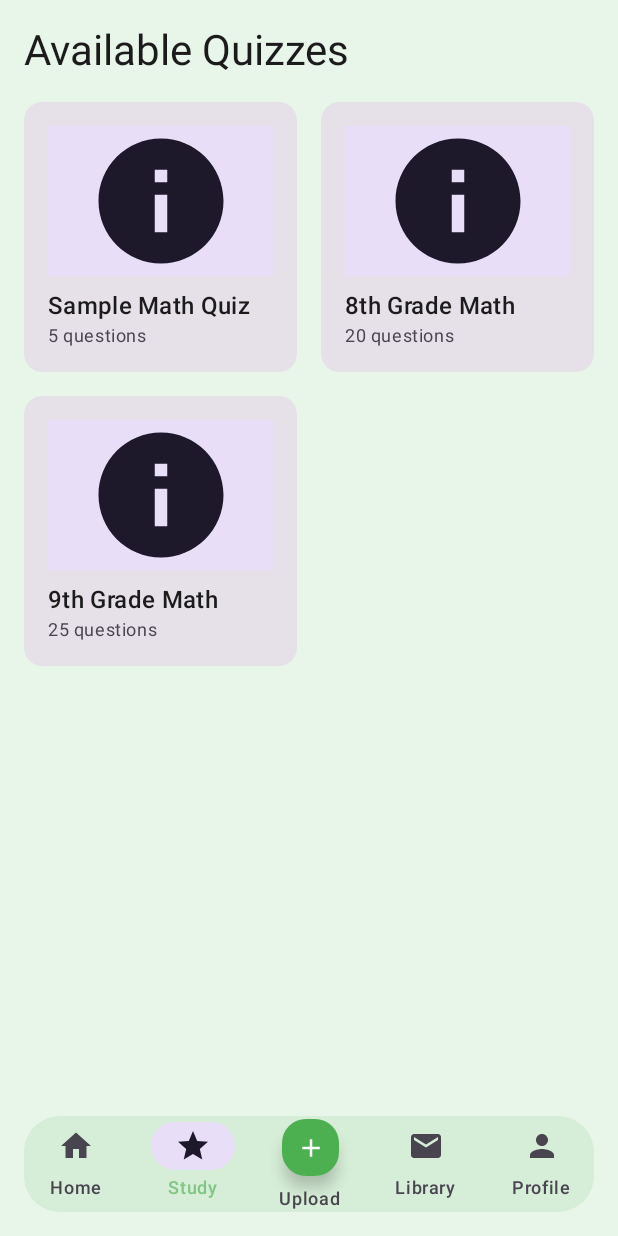
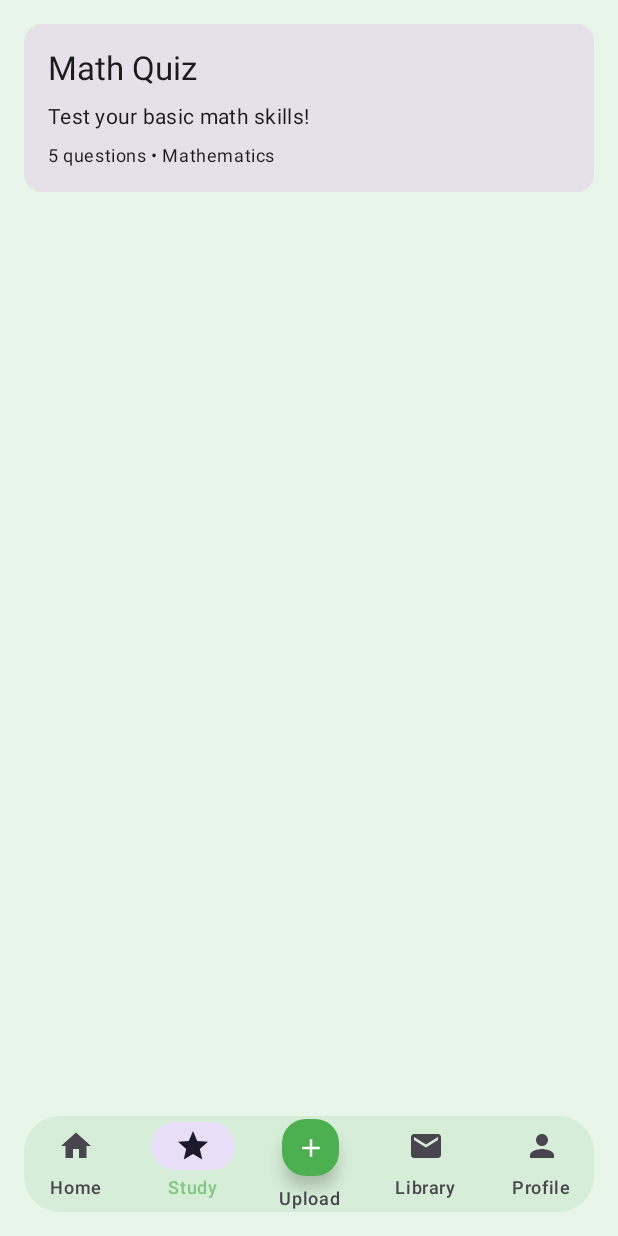
Before and after one commit to Funzy21/trilliontests, an Android app built with Jetpack Compose: the screen it shows after launch (MainActivity), item 2 of the bottom bar chosen, on a phone screen of 412 x 824 dp. Run offline under Robolectric (Android 15) with nearby library versions, the phone set to English and light mode, and no system bars; our stand-ins replace Dagger/Hilt's generated code, Room's generated code.

Commit message:
updated study feature to use its own viewmodel and use data from QuizRepository

```diff
--- a/app/src/main/AndroidManifest.xml
+++ b/app/src/main/AndroidManifest.xml
@@ -9,6 +9,7 @@
     <uses-permission android:name="android.permission.READ_MEDIA_DOCUMENTS" />
 
     <application
+        android:name=".EducationApp"
         android:allowBackup="true"
         android:dataExtractionRules="@xml/data_extraction_rules"
         android:fullBackupContent="@xml/backup_rules"
--- a/app/src/main/java/com/example/educationapp/data/repository/QuizRepository.kt
+++ b/app/src/main/java/com/example/educationapp/data/repository/QuizRepository.kt
@@ -7,22 +7,66 @@ import com.example.educationapp.model.Quiz
 import com.example.educationapp.model.QuizQuestion
 import kotlinx.coroutines.flow.Flow
 import kotlinx.coroutines.flow.combine
+import kotlinx.coroutines.flow.flowOf
 import kotlinx.coroutines.flow.map
 import javax.inject.Inject
 
 class QuizRepository @Inject constructor(
     private val quizDao: QuizDao
 ) {
-    fun getAllQuizzes(): Flow<List<Quiz>> = quizDao.getAllQuizzes()
-        .map { entities -> entities.map { it.toDomain() } }
+    // Sample math quiz for demo purposes only
+    private val sampleQuestions = listOf(
+        QuizQuestion(
+            id = "1",
+            question = "What is 2 + 2?",
+            options = listOf("3", "4", "5", "6"),
+            correctAnswer = "4"
+        ),
+        QuizQuestion(
+            id = "2",
+            question = "What is 5 × 5?",
+            options = listOf("20", "25", "30", "35"),
+            correctAnswer = "25"
+        ),
+        QuizQuestion(
+            id = "3",
+            question = "What is 10 ÷ 2?",
+            options = listOf("3", "4", "5", "6"),
+            correctAnswer = "5"
+        ),
+        QuizQuestion(
+            id = "4",
+            question = "What is 15 - 7?",
+            options = listOf("6", "7", "8", "9"),
+            correctAnswer = "8"
+        ),
+        QuizQuestion(
+            id = "5",
+            question = "What is 3 × 4?",
+            options = listOf("10", "11", "12", "13"),
+            correctAnswer = "12"
+        )
+    )
 
-    fun getQuiz(quizId: String): Flow<Quiz?> = combine(
-        quizDao.getQuiz(quizId),
-        quizDao.getQuizQuestions(quizId)
-    ) { quizEntity, questionEntities ->
-        quizEntity?.toDomain(questionEntities.map { it.toDomain() })
-    }
+    private val sampleQuiz = Quiz(
+        id = "sample_math",
+        title = "Math Quiz",
+        subject = "Mathematics",
+        grade = "8th",
+        questionCount = sampleQuestions.size,
+        concepts = listOf("Basic Arithmetic"),
+        description = "Test your basic math skills!",
+        questions = sampleQuestions
+    )
 
+    // Temporarily return sample data instead of database data
+    fun getAllQuizzes(): Flow<List<Quiz>> = flowOf(listOf(sampleQuiz))
+
+    fun getQuiz(quizId: String): Flow<Quiz?> = flowOf(
+        if (quizId == "sample_math") sampleQuiz else null
+    )
+
+    // Keep these for when you implement actual database storage
     suspend fun insertQuiz(quiz: Quiz) {
         quizDao.insertQuizWithQuestions(
             quiz.toEntity(),
@@ -31,7 +75,7 @@ class QuizRepository @Inject constructor(
     }
 }
 
-// Extension functions for mapping between domain and entity models
+// Keep your existing mapping extension functions
 private fun QuizEntity.toDomain(questions: List<QuizQuestion> = emptyList()) = Quiz(
     id = id,
     title = title,
--- a/app/src/main/java/com/example/educationapp/model/Document.kt
+++ b/app/src/main/java/com/example/educationapp/model/Document.kt
@@ -4,7 +4,10 @@ data class Document(
     val id: String,
     val title: String,
     val content: String,
-    val summary: String? = null
+    val summary: String? = null,
+    val createdAt: Long = System.currentTimeMillis(),
+    val lastModified: Long = System.currentTimeMillis(),
+    val tags: List<String> = emptyList()
 )
 
 //This is for future use; class for the AI generated quiz feature
--- a/app/src/main/java/com/example/educationapp/ui/StudyScreen.kt
+++ /dev/null
@@ -1,297 +0,0 @@
-package com.example.educationapp.ui
-
-import androidx.compose.foundation.layout.Arrangement
-import androidx.compose.foundation.layout.Column
-import androidx.compose.foundation.layout.Row
-import androidx.compose.foundation.layout.Spacer
-import androidx.compose.foundation.layout.fillMaxSize
-import androidx.compose.foundation.layout.fillMaxWidth
-import androidx.compose.foundation.layout.height
-import androidx.compose.foundation.layout.padding
-import androidx.compose.foundation.layout.size
-import androidx.compose.foundation.lazy.grid.GridCells
-import androidx.compose.foundation.lazy.grid.LazyVerticalGrid
-import androidx.compose.foundation.lazy.grid.items
-import androidx.compose.foundation.shape.RoundedCornerShape
-import androidx.compose.material.icons.Icons
-import androidx.compose.material.icons.filled.Close
-import androidx.compose.material.icons.filled.Info
-import androidx.compose.material3.Button
-import androidx.compose.material3.Card
-import androidx.compose.material3.ExperimentalMaterial3Api
-import androidx.compose.material3.Icon
-import androidx.compose.material3.IconButton
-import androidx.compose.material3.MaterialTheme
-import androidx.compose.material3.Surface
-import androidx.compose.material3.Text
-import androidx.compose.runtime.Composable
-import androidx.compose.runtime.getValue
-import androidx.compose.runtime.mutableStateOf
-import androidx.compose.runtime.remember
-import androidx.compose.runtime.setValue
-import androidx.compose.ui.Alignment
-import androidx.compose.ui.Modifier
-import androidx.compose.ui.draw.clip
-import androidx.compose.ui.text.style.TextOverflow
-import androidx.compose.ui.unit.dp
-import androidx.compose.ui.window.Dialog
-import androidx.compose.ui.window.DialogProperties
-import com.example.educationapp.model.Quiz
-import com.example.educationapp.model.QuizQuestion
-
-@OptIn(ExperimentalMaterial3Api::class)
-@Composable
-fun StudyScreen(
-    onStartQuiz: (Quiz) -> Unit
-) {
-    // Placeholder quizzes
-    val quizzes = listOf(
-        Quiz(
-            id = "sample",
-            title = "Sample Math Quiz",
-            subject = "Mathematics",
-            grade = "General",
-            questionCount = 5,
-            concepts = listOf(
-                "Basic Arithmetic",
-                "Simple Mathematics",
-                "Number Sense"
-            ),
-            description = "A simple quiz to get familiar with the quiz interface. Test your basic math skills!",
-            questions = listOf(
-                QuizQuestion(
-                    id = "1",
-                    question = "What is 2 + 2?",
-                    options = listOf("3", "4", "5", "6"),
-                    correctAnswer = "4"
-                ),
-                QuizQuestion(
-                    id = "2",
-                    question = "What is 5 × 5?",
-                    options = listOf("20", "25", "30", "35"),
-                    correctAnswer = "25"
-                ),
-                QuizQuestion(
-                    id = "3",
-                    question = "What is 10 ÷ 2?",
-                    options = listOf("3", "4", "5", "6"),
-                    correctAnswer = "5"
-                ),
-                QuizQuestion(
-                    id = "4",
-                    question = "What is 15 - 7?",
-                    options = listOf("6", "7", "8", "9"),
-                    correctAnswer = "8"
-                ),
-                QuizQuestion(
-                    id = "5",
-                    question = "What is 3 × 4?",
-                    options = listOf("10", "11", "12", "13"),
-                    correctAnswer = "12"
-                )
-            )
-        ),
-        Quiz(
-            id = "1",
-            title = "8th Grade Math",
-            subject = "Mathematics",
-            grade = "8th",
-            questionCount = 20,
-            concepts = listOf(
-                "Linear Equations",
-                "Pythagorean Theorem",
-                "Data Analysis",
-                "Basic Geometry"
-            ),
-            description = "Test your understanding of key 8th grade math concepts including linear equations, geometry, and data analysis.",
-            questions = listOf(
-                QuizQuestion(
-                    id = "1",
-                    question = "What is 2 + 2?",
-                    options = listOf("3", "4", "5", "6"),
-                    correctAnswer = "4"
-                ),
-                QuizQuestion(
-                    id = "2",
-                    question = "What is 5 × 5?",
-                    options = listOf("20", "25", "30", "35"),
-                    correctAnswer = "25"
-                )
-                // Add more questions as needed
-            )
-        ),
-        Quiz(
-            id = "2",
-            title = "9th Grade Math",
-            subject = "Mathematics",
-            grade = "9th",
-            questionCount = 25,
-            concepts = listOf(
-                "Polynomial Functions",
-                "Trigonometry",
-                "Quadratic Equations",
-                "Coordinate Geometry"
-            ),
-            description = "Challenge yourself with advanced algebra, trigonometry, and geometry problems suitable for 9th grade students."
-        )
-        // Add more quizzes as needed
-    )
-
-    var selectedQuiz by remember { mutableStateOf<Quiz?>(null) }
-
-    Column(
-        modifier = Modifier
-            .fillMaxSize()
-            .padding(16.dp)
-    ) {
-        Text(
-            text = "Available Quizzes",
-            style = MaterialTheme.typography.headlineMedium,
-            modifier = Modifier.padding(bottom = 16.dp)
-        )
-
-        LazyVerticalGrid(
-            columns = GridCells.Adaptive(minSize = 160.dp),
-            horizontalArrangement = Arrangement.spacedBy(16.dp),
-            verticalArrangement = Arrangement.spacedBy(16.dp)
-        ) {
-            items(quizzes) { quiz ->
-                QuizCard(
-                    quiz = quiz,
-                    onClick = { selectedQuiz = quiz }
-                )
-            }
-        }
-    }
-
-    // Quiz detail dialog
-    selectedQuiz?.let { quiz ->
-        QuizDetailDialog(
-            quiz = quiz,
-            onDismiss = { selectedQuiz = null },
-            onStartQuiz = {
-                onStartQuiz(quiz)
-                selectedQuiz = null
-            }
-        )
-    }
-}
-
-@OptIn(ExperimentalMaterial3Api::class)
-@Composable
-private fun QuizCard(
-    quiz: Quiz,
-    onClick: () -> Unit
-) {
-    Card(
-        onClick = onClick,
-        modifier = Modifier
-            .fillMaxWidth()
-            .height(180.dp)
-            .clip(RoundedCornerShape(12.dp))
-    ) {
-        Column(
-            modifier = Modifier
-                .fillMaxSize()
-                .padding(16.dp)
-        ) {
-            // Placeholder for image
-            Surface(
-                modifier = Modifier
-                    .fillMaxWidth()
-                    .weight(1f),
-                color = MaterialTheme.colorScheme.secondaryContainer
-            ) {
-                Icon(
-                    imageVector = Icons.Default.Info,
-                    contentDescription = null,
-                    modifier = Modifier
-                        .size(32.dp)
-                        .align(Alignment.CenterHorizontally),
-                    tint = MaterialTheme.colorScheme.onSecondaryContainer
-                )
-            }
-
-            Spacer(modifier = Modifier.height(8.dp))
-
-            Text(
-                text = quiz.title,
-                style = MaterialTheme.typography.titleMedium,
-                maxLines = 1,
-                overflow = TextOverflow.Ellipsis
-            )
-
-            Text(
-                text = "${quiz.questionCount} questions",
-                style = MaterialTheme.typography.bodySmall,
-                color = MaterialTheme.colorScheme.onSurfaceVariant
-            )
-        }
-    }
-}
-
-@Composable
-private fun QuizDetailDialog(
-    quiz: Quiz,
-    onDismiss: () -> Unit,
-    onStartQuiz: () -> Unit
-) {
-    Dialog(
-        onDismissRequest = onDismiss,
-        properties = DialogProperties(usePlatformDefaultWidth = false)
-    ) {
-        Surface(
-            modifier = Modifier
-                .fillMaxWidth(0.9f)
-                .clip(RoundedCornerShape(16.dp)),
-            color = MaterialTheme.colorScheme.surface
-        ) {
-            Column(modifier = Modifier.padding(24.dp)) {
-                Row(
-                    modifier = Modifier.fillMaxWidth(),
-                    horizontalArrangement = Arrangement.SpaceBetween,
-                    verticalAlignment = Alignment.CenterVertically
-                ) {
-                    Text(
-                        text = quiz.title,
-                        style = MaterialTheme.typography.headlineSmall
-                    )
-                    IconButton(onClick = onDismiss) {
-                        Icon(Icons.Default.Close, contentDescription = "Close")
-                    }
-                }
-
-                Spacer(modifier = Modifier.height(16.dp))
-
-                Text(
-                    text = quiz.description,
-                    style = MaterialTheme.typography.bodyMedium
-                )
-
-                Spacer(modifier = Modifier.height(16.dp))
-
-                Text(
-                    text = "Key Concepts:",
-                    style = MaterialTheme.typography.titleMedium
-                )
-
-                quiz.concepts.forEach { concept ->
-                    Text(
-                        text = "• $concept",
-                        style = MaterialTheme.typography.bodyMedium,
-                        modifier = Modifier.padding(start = 8.dp, top = 4.dp)
-                    )
-                }
-
-                Spacer(modifier = Modifier.height(24.dp))
-
-                Button(
-                    onClick = onStartQuiz,
-                    modifier = Modifier.fillMaxWidth()
-                ) {
-                    Text("Start Quiz")
-                }
-            }
-        }
-    }
-}
--- a/app/src/main/java/com/example/educationapp/ui/study/StudyScreen.kt
+++ b/app/src/main/java/com/example/educationapp/ui/study/StudyScreen.kt
@@ -1,7 +1,13 @@
 package com.example.educationapp.ui.study
 
+import androidx.compose.foundation.layout.*
+import androidx.compose.foundation.lazy.LazyColumn
+import androidx.compose.foundation.lazy.items
+import androidx.compose.material3.*
 import androidx.compose.runtime.Composable
 import androidx.compose.runtime.getValue
+import androidx.compose.ui.Modifier
+import androidx.compose.ui.unit.dp
 import androidx.lifecycle.compose.collectAsStateWithLifecycle
 import androidx.hilt.navigation.compose.hiltViewModel
 import com.example.educationapp.model.Quiz
@@ -13,6 +19,61 @@ fun StudyScreen(
 ) {
     val quizzes by viewModel.quizzes.collectAsStateWithLifecycle()
 
-    // Rest of your existing UI code, but use quizzes from viewModel
-    // instead of hardcoded data
+    StudyScreenContent(
+        quizzes = quizzes,
+        onStartQuiz = onStartQuiz
+    )
 }
+
+@Composable
+private fun StudyScreenContent(
+    quizzes: List<Quiz>,
+    onStartQuiz: (Quiz) -> Unit
+) {
+    LazyColumn(
+        modifier = Modifier
+            .fillMaxSize()
+            .padding(16.dp),
+        verticalArrangement = Arrangement.spacedBy(8.dp)
+    ) {
+        items(quizzes) { quiz ->
+            QuizCard(
+                quiz = quiz,
+                onStartQuiz = onStartQuiz
+            )
+        }
+    }
+}
+
+@OptIn(ExperimentalMaterial3Api::class)
+@Composable
+private fun QuizCard(
+    quiz: Quiz,
+    onStartQuiz: (Quiz) -> Unit
+) {
+    Card(
+        onClick = { onStartQuiz(quiz) },
+        modifier = Modifier.fillMaxWidth()
+    ) {
+        Column(
+            modifier = Modifier
+                .padding(16.dp)
+                .fillMaxWidth()
+        ) {
+            Text(
+                text = quiz.title,
+                style = MaterialTheme.typography.titleLarge
+            )
+            Spacer(modifier = Modifier.height(8.dp))
+            Text(
+                text = quiz.description,
+                style = MaterialTheme.typography.bodyMedium
+            )
+            Spacer(modifier = Modifier.height(8.dp))
+            Text(
+                text = "${quiz.questionCount} questions • ${quiz.subject}",
+                style = MaterialTheme.typography.bodySmall
+            )
+        }
+    }
+}
```
Also changed, not shown: app/src/main/java/com/example/educationapp/MainActivity.kt (+13 -45 lines).
